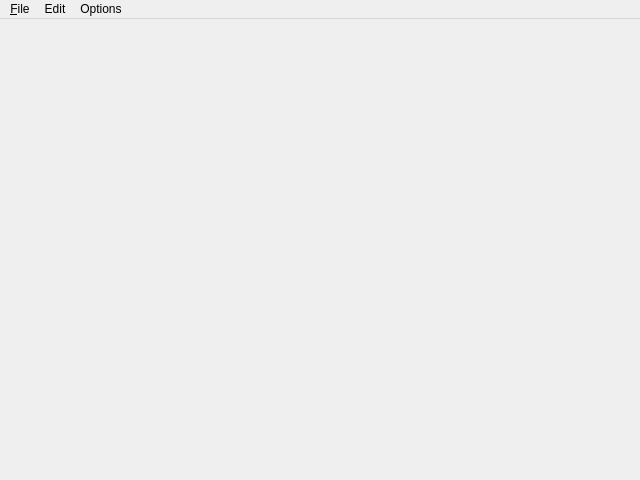
Old version of the form ListerMainWindow.ui in the repository martin-kudlicka/file-commander.
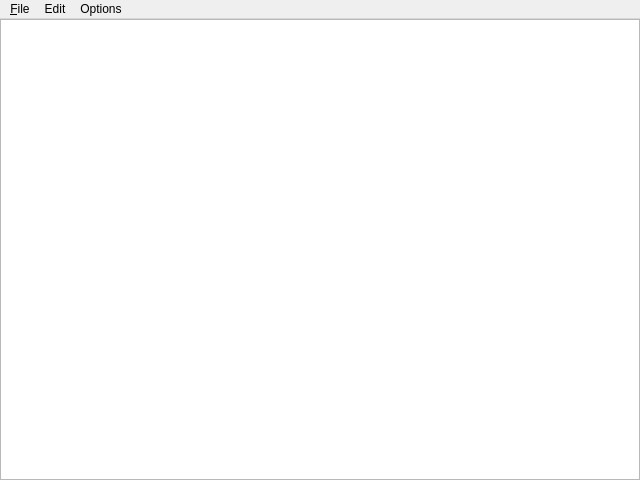
New version of the form.

Commit message: * Lister window modified

Diff of the .ui file:
```diff
--- a/ListerMainWindow.ui
+++ b/ListerMainWindow.ui
@@ -18,11 +18,18 @@
    </property>
    <layout class="QHBoxLayout" >
     <property name="margin" >
-     <number>9</number>
+     <number>0</number>
     </property>
     <property name="spacing" >
      <number>6</number>
     </property>
+    <item>
+     <widget class="QTextEdit" name="qteContent" >
+      <property name="readOnly" >
+       <bool>true</bool>
+      </property>
+     </widget>
+    </item>
    </layout>
   </widget>
   <widget class="QMenuBar" name="menubar" >
```
Left out of the diff: 3 changed lines with no effect on the pictures. The commit also changes 3 other files.
